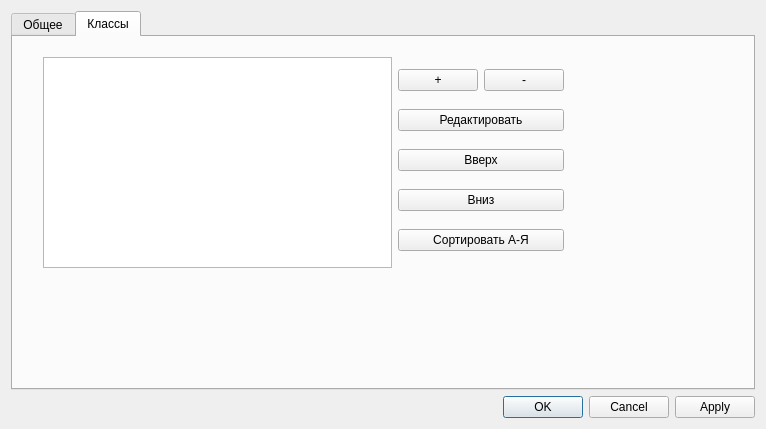
This is src/qlabelme/widgets/project_settings.ui in mariekarelina/QLabelMe as Qt 5 draws it before an edit. The edited form follows.
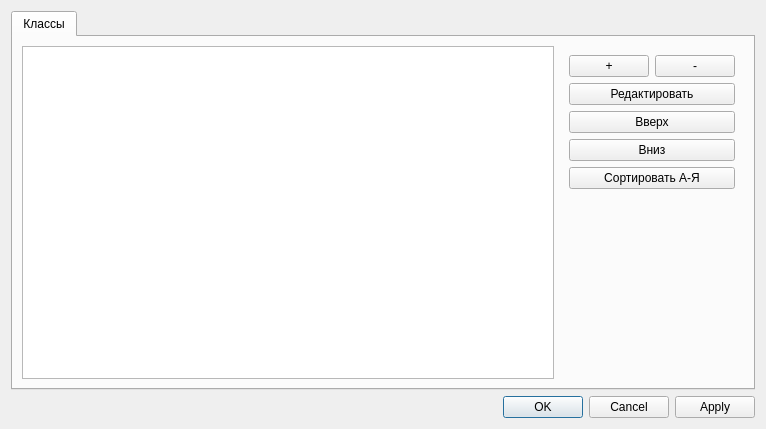
This is the edited form.

Commit message: Исправлена геометрия окна настроек проекта

What changed in the file:
```diff
--- a/src/qlabelme/widgets/project_settings.ui
+++ b/src/qlabelme/widgets/project_settings.ui
@@ -19,28 +19,32 @@
      <property name="currentIndex">
       <number>1</number>
      </property>
-     <widget class="QWidget" name="general">
-      <attribute name="title">
-       <string>Общее</string>
-      </attribute>
-     </widget>
      <widget class="QWidget" name="classes">
       <attribute name="title">
        <string>Классы</string>
       </attribute>
-      <widget class="QWidget" name="layoutWidget">
-       <property name="geometry">
-        <rect>
-         <x>30</x>
-         <y>20</y>
-         <width>521</width>
-         <height>211</height>
-        </rect>
-       </property>
+      <layout class="QHBoxLayout" name="horizontalLayout_3">
+       <item>
        <layout class="QHBoxLayout" name="horizontalLayout_2">
         <item>
-         <widget class="QListWidget" name="listClasses"/>
-        </item>
+          <widget class="QListWidget" name="listClasses">
+           <property name="sizePolicy">
+            <sizepolicy hsizetype="MinimumExpanding" vsizetype="Expanding">
+             <horstretch>0</horstretch>
+             <verstretch>0</verstretch>
+            </sizepolicy>
+           </property>
+          </widget>
+         </item>
+         <item>
+          <widget class="QWidget" name="buttonsWidget" native="true">
+           <property name="sizePolicy">
+            <sizepolicy hsizetype="Preferred" vsizetype="Expanding">
+             <horstretch>0</horstretch>
+             <verstretch>0</verstretch>
+            </sizepolicy>
+           </property>
+           <layout class="QVBoxLayout" name="verticalLayout_3">
         <item>
          <layout class="QVBoxLayout" name="verticalLayout_2">
           <item>
@@ -89,10 +93,27 @@
             </property>
            </widget>
           </item>
+              <item>
+               <spacer name="verticalSpacer">
+                <property name="orientation">
+                 <enum>Qt::Vertical</enum>
+                </property>
+                <property name="sizeHint" stdset="0">
+                 <size>
+                  <width>20</width>
+                  <height>40</height>
+                 </size>
+                </property>
+               </spacer>
+              </item>
          </layout>
         </item>
        </layout>
       </widget>
+         </item>
+        </layout>
+       </item>
+      </layout>
      </widget>
     </widget>
    </item>
```
Left out of the diff: 2 changed lines with no effect on the pictures. Lines whose indentation alone changed are shown as unchanged. The commit also changes 2 other files.
